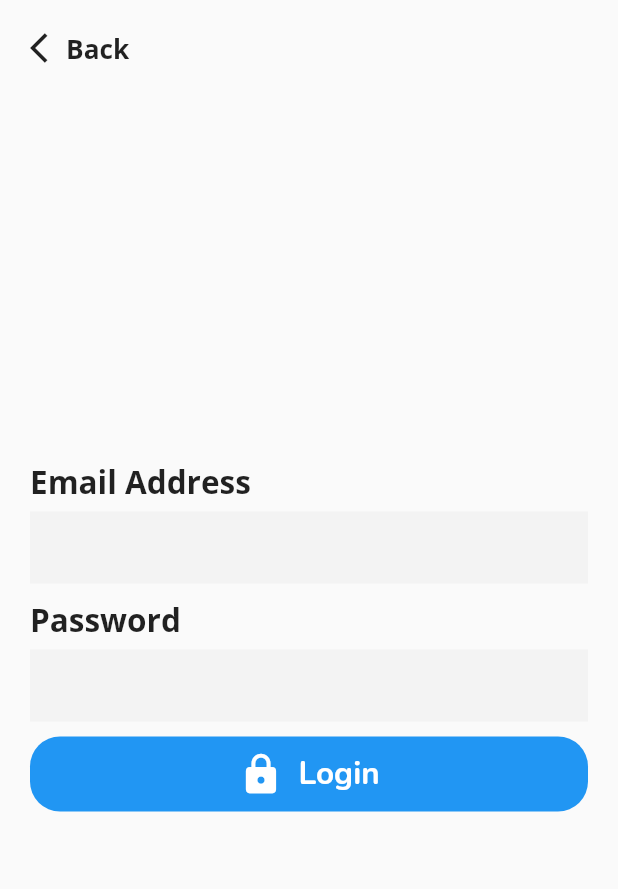
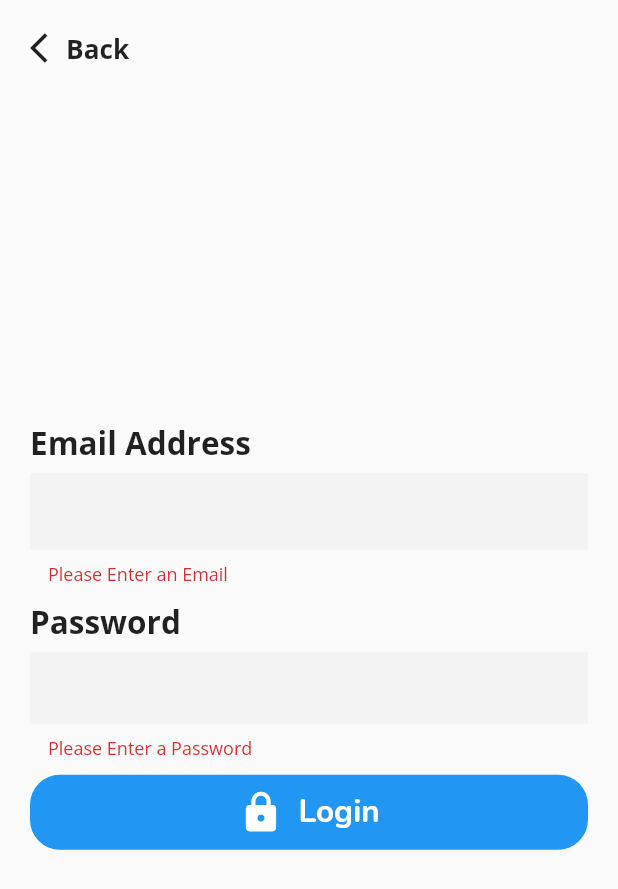
Before and after one commit to crebro/BestEatsLocalApp, a Flutter app: the LoginPage screen opened directly, after a tap on "Login", on a phone screen of 412 x 824 dp. Shown: the top 889 px of the screen. Run offline on Flutter 3.47's test engine with Material 2 defaults, Android fonts, the phone set to English and light mode, and no system bars; our stand-ins replace google_fonts, velocity_x; network calls fail.

Commit message:
Communicating with laravel api in the Login Page

```diff
--- a/lib/constants/apiConstants.dart
+++ b/lib/constants/apiConstants.dart
@@ -2,4 +2,5 @@ const baseURL = "http://10.0.2.2:8000/api";
 const apiKey = "8865732618";
 const requestLocations = {
   "GET_ALL_COUPONS": "$baseURL/coupons/valid",
+  "AUTHENTICATE_LOGIN": "$baseURL/login"
 };
--- a/lib/pages/auth/login.dart
+++ b/lib/pages/auth/login.dart
@@ -1,8 +1,19 @@
 import 'package:BestEatsLocal/components/plain_button.dart';
+import 'package:BestEatsLocal/services/apiService.dart';
 import 'package:flutter/material.dart';
 import 'package:velocity_x/velocity_x.dart';
 
-class LoginPage extends StatelessWidget {
+class LoginPage extends StatefulWidget {
+  @override
+  _LoginPageState createState() => _LoginPageState();
+}
+
+class _LoginPageState extends State<LoginPage> {
+  String email;
+  String password;
+  ApiService apiService = ApiService();
+  final _formKey = GlobalKey<FormState>();
+
   @override
   Widget build(BuildContext context) {
     return Scaffold(
@@ -23,6 +34,8 @@ class LoginPage extends StatelessWidget {
                 ),
               ),
               Expanded(
+                  child: Form(
+                key: _formKey,
                 child: Column(
                   mainAxisAlignment: MainAxisAlignment.center,
                   crossAxisAlignment: CrossAxisAlignment.start,
@@ -34,7 +47,15 @@ class LoginPage extends StatelessWidget {
                         SizedBox(
                           height: 5,
                         ),
-                      TextField(
+                        TextFormField(
+                          validator: (value) =>
+                              value.isEmpty ? "Please Enter an Email" : null,
+                          onChanged: (value) {
+                            setState(() {
+                              this.email = value;
+                            });
+                          },
+                          style: TextStyle(fontSize: 20),
                           decoration: InputDecoration(
                             border: InputBorder.none,
                             focusedBorder: InputBorder.none,
@@ -54,7 +75,15 @@ class LoginPage extends StatelessWidget {
                         SizedBox(
                           height: 5,
                         ),
-                      TextField(
+                        TextFormField(
+                          validator: (value) =>
+                              value.isEmpty ? "Please Enter a Password" : null,
+                          onChanged: (value) {
+                            setState(() {
+                              this.password = value;
+                            });
+                          },
+                          obscureText: true,
                           decoration: InputDecoration(
                             border: InputBorder.none,
                             focusedBorder: InputBorder.none,
@@ -69,10 +98,15 @@ class LoginPage extends StatelessWidget {
                     ),
                     PlainButton(
                       icon: Icons.lock,
-                    onTap: () {},
+                      onTap: () {
+                        if (_formKey.currentState.validate()) {
+                          this.apiService.login(email, password);
+                        }
+                      },
                       value: "Login",
                     )
                   ],
+                ),
               ))
             ],
           ),
--- a/lib/services/apiService.dart
+++ b/lib/services/apiService.dart
@@ -18,7 +18,24 @@ class ApiService {
     return responseCoupons;
   }
 
+  Future<dynamic> login(String email, String password) async {
+    HttpService httpService =
+        HttpService(requestLocation: requestLocations['AUTHENTICATE_LOGIN']);
+    Map<String, String> data = {
+      "email": email,
+      "password": password,
+      "device_name": "android",
+    };
+    var response =
+        await httpService.postRequest(requestGetParams(), data: data);
+    print(await response.stream.bytesToString());
+  }
+
   Map requestGetParams() {
     return {"apiKey": apiKey};
   }
+
+  Map loginParams(String email, String password) {
+    return {"apiKey": apiKey, "email": email, "password": password};
+  }
 }
--- a/pubspec.yaml
+++ b/pubspec.yaml
@@ -25,7 +25,9 @@ dependencies:
     sdk: flutter
   cupertino_icons: ^1.0.0
   google_fonts: ^1.1.2
-  http:
+  http: null
+  provider: ^4.3.3
+  shared_preferences: ^0.5.12+4
   velocity_x: ^1.3.1
 
 dev_dependencies:
```
Also changed, not shown: lib/services/httpService.dart (+10 -0 lines), pubspec.lock. Lines whose indentation alone changed are shown as unchanged.
